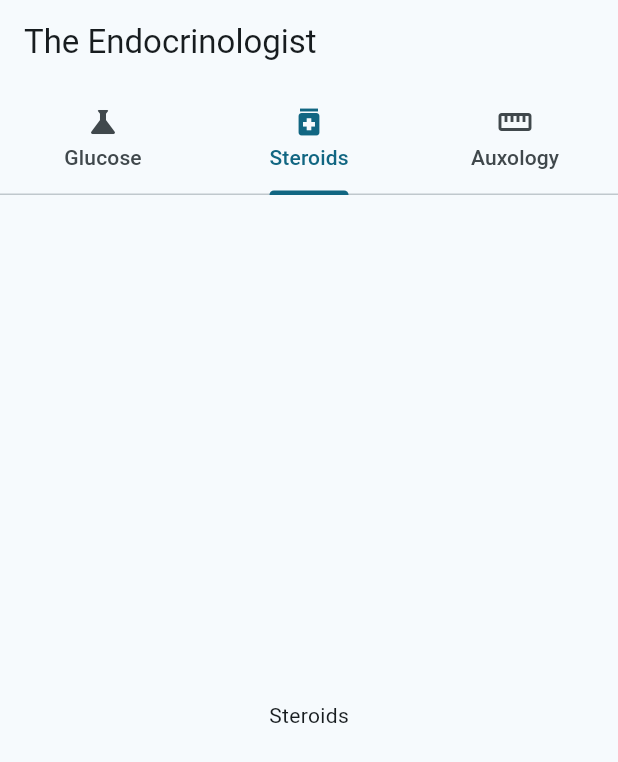
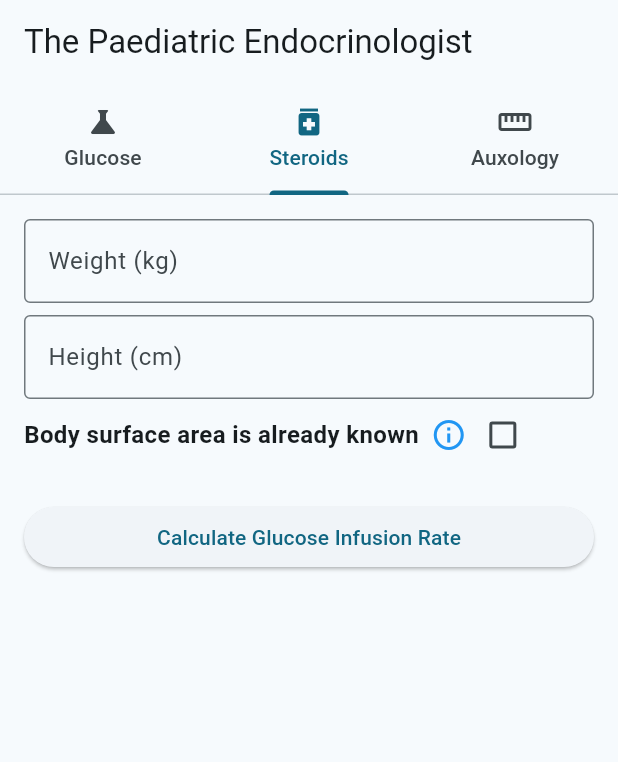
Before and after one commit to eatyourpeas/endocrinologist, a Flutter app: the screen it shows after launch, tab 2 chosen, on a phone screen of 412 x 824 dp. Shown: the top 762 px of the screen. Run offline on Flutter 3.47's test engine with Material 3 defaults, Android fonts, the phone set to English and light mode, and no system bars.

Commit message:
add weight, height and bsa fields with toggle to steroidpage

```diff
--- a/lib/main.dart
+++ b/lib/main.dart
@@ -2,6 +2,7 @@ import 'dart:developer';
 
 import 'package:flutter/material.dart';
 import 'pages/glucosepage.dart';
+import 'pages/steroidpage.dart';
 
 void main() {
   runApp(const Endocrinologist());
@@ -46,7 +47,7 @@ class EndocrinologyTabBars extends StatelessWidget {
   Widget build(BuildContext context){
     return DefaultTabController(length: 3, child: Scaffold(
       appBar: AppBar(
-        title: const Text("The Endocrinologist"),
+        title: const Text("The Paediatric Endocrinologist"),
         bottom: const TabBar(
           tabs: [
             Tab(icon: Icon(Icons.science), text: "Glucose"),
@@ -58,7 +59,7 @@ class EndocrinologyTabBars extends StatelessWidget {
       body: const TabBarView(
         children: [
           GlucosePage(),
-          Center(child: Text("Steroids")),
+          SteroidPage(),
           Center(child: Text("Auxology")),
         ],
       ),
--- /dev/null
+++ b/lib/pages/steroidpage.dart
@@ -0,0 +1,147 @@
+import 'package:flutter/material.dart';
+
+class SteroidPage extends StatefulWidget {
+  const SteroidPage({super.key});
+  @override
+  _SteroidPageState createState() => _SteroidPageState();
+}
+
+class _SteroidPageState extends State<SteroidPage> {
+  // Global key for form state
+  final _formKey = GlobalKey<FormState>();
+
+  bool _showBodySurfaceArea = false;
+
+  final TextEditingController _weightController = TextEditingController();
+  final TextEditingController _heightController = TextEditingController();
+  final TextEditingController _bsaController = TextEditingController();
+
+  void _submitForm(){
+
+  }
+
+  @override
+  Widget build(BuildContext context) {
+    return GestureDetector(
+        onTap: () {
+          // Close the keyboard if user taps anywhere outside the TextField
+          FocusScope.of(context).unfocus();
+        },
+        child: SingleChildScrollView(
+            child: Padding(
+                padding: const EdgeInsets.all(16.0),
+                child: Form(
+                    key: _formKey,
+                    child: Column(
+                      crossAxisAlignment: CrossAxisAlignment.start,
+                      children: [
+                        // Weight and Height TextFormField
+                        Visibility(
+                            visible: !_showBodySurfaceArea,
+                              child: Column(
+                                children:[
+                                  TextFormField(
+                                    controller: _weightController,
+                                    decoration: const InputDecoration(
+                                    labelText: 'Weight (kg)',
+                                    border: OutlineInputBorder(),),
+                                    keyboardType: TextInputType.number,
+                                    validator: (value) {
+                                      if (value == null || value.isEmpty && !_showBodySurfaceArea) {
+                                        return "Please enter infant/child/young person's weight";
+                                      }
+                                      if (double.tryParse(value) == null) {
+                                        return 'Please enter a valid number';
+                                      }
+                                      return null;
+                                    },
+                                  ),
+                                  const SizedBox(height: 8),
+                                  // Weight TextFormField
+                                  TextFormField(
+                                    controller: _heightController,
+                                    decoration: const InputDecoration(
+                                      labelText: 'Height (cm)',
+                                      border: OutlineInputBorder(),
+                                    ),
+                                    keyboardType: TextInputType.number,
+                                    validator: (value) {
+                                      if (value == null || value.isEmpty) {
+                                        return "Please enter infant/child/young person's height/length";
+                                      }
+                                      if (double.tryParse(value) == null) {
+                                        return 'Please enter a valid number';
+                                      }
+                                      if (double.tryParse(value)! < 45 || double.tryParse(value)! > 205){
+                                        return 'Please enter a valid height';
+                                      }
+                                      return null;
+                                    },
+                                  )
+                                ],)
+                          ),
+                        // Body surface area TextFormField
+                        Visibility(
+                          visible: _showBodySurfaceArea,
+                          child: TextFormField(
+                                    controller: _bsaController,
+                                    keyboardType: TextInputType.number,
+                                    validator: (value){
+                                      if (value == null || value.isEmpty && (_showBodySurfaceArea)) {
+                                        return "Please enter the body surface area.";
+                                      }
+                                      if (double.tryParse(value) == null) {
+                                        return 'Please enter a valid number';
+                                      }
+                                      return null;
+                                    },
+                                    decoration: const InputDecoration(
+                                      labelText: 'body surface area (m2)',
+                                      border: OutlineInputBorder(),
+                                    ),
+                                  ),
+                          ),
+                        // body surface area checkbox and label
+                        Row(
+                          children: [
+                            const Row(
+                                  mainAxisAlignment: MainAxisAlignment.start,
+                                  children: [
+                                    Text(
+                                      "Body surface area is already known",
+                                      style: TextStyle(fontSize: 16, fontWeight: FontWeight.bold),
+                                    ),
+                                    SizedBox(width: 8),
+                                    Tooltip(
+                                      message: 'If the body surface area is already known, enter it here',
+                                      margin: EdgeInsets.symmetric(horizontal: 20.0), // Add margin to both sides
+                                      child: Icon(Icons.info_outline, color: Colors.blue),
+                                    ),
+                                  ],
+                            ),
+                            Checkbox(
+                              value: _showBodySurfaceArea,
+                              onChanged: (value) {
+                                setState(() {
+                                  _showBodySurfaceArea = value ?? false;
+                                });
+                              },
+                            ),
+                          ]),
+                        const SizedBox(height: 20),
+                        // Submit Button
+                        SizedBox(
+                          width: double.infinity,
+                          child: ElevatedButton(
+                            onPressed: ()=> _submitForm,
+                            child: const Text('Calculate Glucose Infusion Rate'),
+                          ),
+                        )
+                      ],
+                    )
+                  ),
+                )
+            )
+        );
+  }
+}
```
